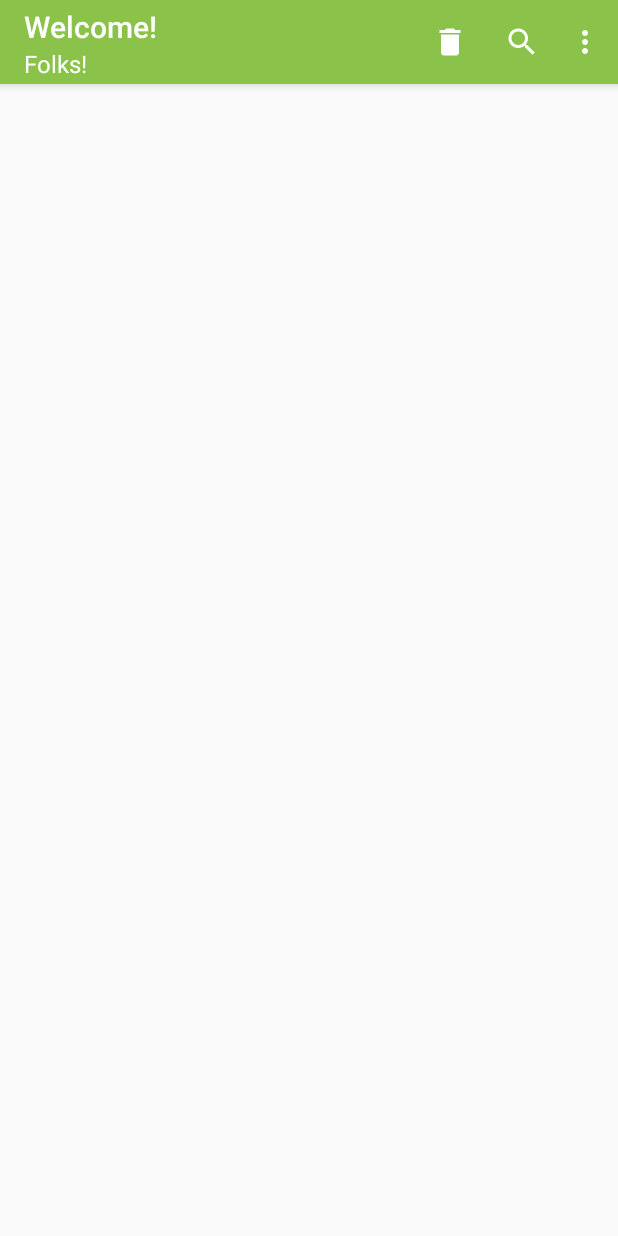
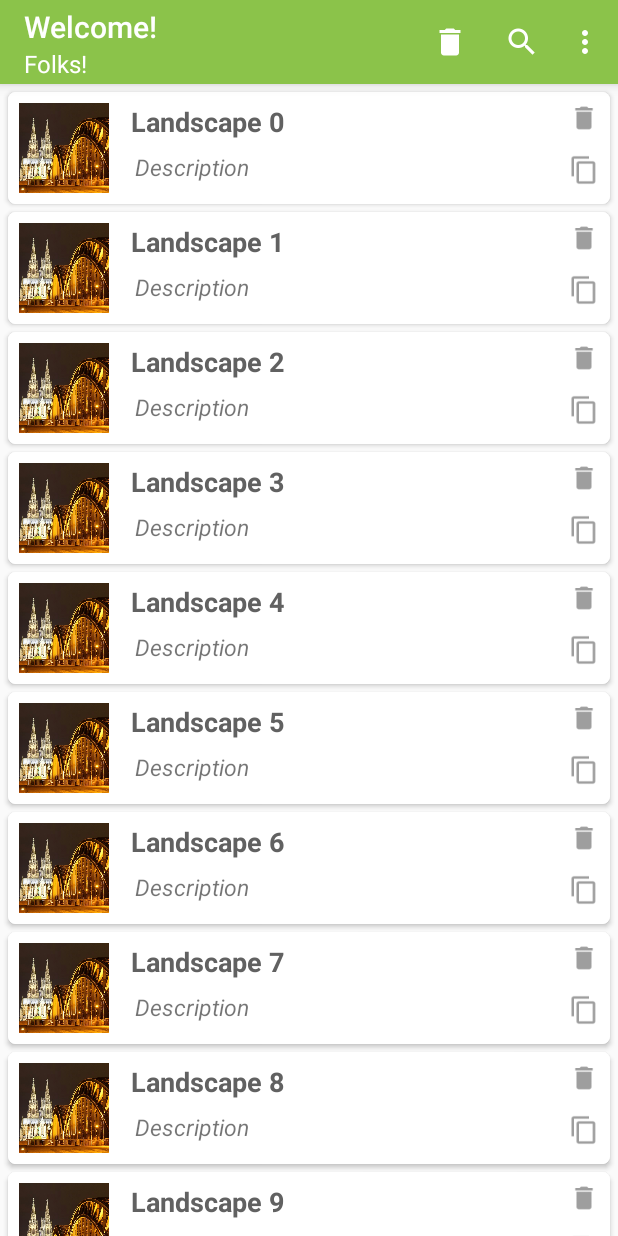
Before and after one commit to josesco5/android-material-design-practice, an Android app: the screen it shows after launch (MainActivity), on a phone screen of 412 x 824 dp. Run offline under Robolectric (Android 15) with nearby library versions, the phone set to English and light mode, and no system bars.

Commit message:
Add RecyclerView and CardView to main activity

```diff
--- a/app/build.gradle
+++ b/app/build.gradle
@@ -22,4 +22,6 @@ android {
 dependencies {
     compile fileTree(dir: 'libs', include: ['*.jar'])
     compile 'com.android.support:appcompat-v7:23.1.1'
+    compile 'com.android.support:recyclerview-v7:23.1.1'
+    compile 'com.android.support:cardview-v7:23.1.1'
 }
--- a/app/src/main/java/com/example/applytheme/MainActivity.java
+++ b/app/src/main/java/com/example/applytheme/MainActivity.java
@@ -2,9 +2,15 @@ package com.example.applytheme;
 
 import android.os.Bundle;
 import android.support.v7.app.AppCompatActivity;
+import android.support.v7.widget.DefaultItemAnimator;
+import android.support.v7.widget.LinearLayoutManager;
+import android.support.v7.widget.RecyclerView;
 import android.support.v7.widget.Toolbar;
 import android.view.MenuItem;
 import android.widget.Toast;
+
+import com.example.applytheme.adapter.RecyclerAdapter;
+import com.example.applytheme.model.Landscape;
 
 public class MainActivity extends AppCompatActivity {
 
@@ -19,6 +25,11 @@ public class MainActivity extends AppCompatActivity {
         toolbar.setTitle("Welcome!");
         toolbar.setSubtitle("Folks!");
 
+        setUpToolbarMenu();
+        setUpRecyclerView();
+    }
+
+    private void setUpToolbarMenu() {
         toolbar.inflateMenu(R.menu.menu_main);
         toolbar.setOnMenuItemClickListener(new Toolbar.OnMenuItemClickListener() {
             @Override
@@ -55,4 +66,17 @@ public class MainActivity extends AppCompatActivity {
             }
         });
     }
+
+    private void setUpRecyclerView() {
+
+        RecyclerView recyclerView = (RecyclerView) findViewById(R.id.recyclerView);
+        RecyclerAdapter adapter = new RecyclerAdapter(this, Landscape.getData());
+        recyclerView.setAdapter(adapter);
+
+        LinearLayoutManager mLinearLayoutManagerVertical = new LinearLayoutManager(this);
+        mLinearLayoutManagerVertical.setOrientation(LinearLayoutManager.VERTICAL);
+        recyclerView.setLayoutManager(mLinearLayoutManagerVertical);
+
+        recyclerView.setItemAnimator(new DefaultItemAnimator());
+    }
 }
--- /dev/null
+++ b/app/src/main/java/com/example/applytheme/adapter/RecyclerAdapter.java
@@ -0,0 +1,74 @@
+package com.example.applytheme.adapter;
+
+import android.content.Context;
+import android.support.v7.widget.RecyclerView;
+import android.util.Log;
+import android.view.LayoutInflater;
+import android.view.View;
+import android.view.ViewGroup;
+import android.widget.ImageView;
+import android.widget.TextView;
+
+import com.example.applytheme.R;
+import com.example.applytheme.model.Landscape;
+
+import java.util.List;
+
+/**
+ * Created by jose on 23/02/16.
+ */
+public class RecyclerAdapter extends RecyclerView.Adapter<RecyclerAdapter.MyViewHolder> {
+
+    private static final String TAG = RecyclerAdapter.class.getSimpleName();
+
+    private List<Landscape> mData;
+    private LayoutInflater mInflater;
+
+    public RecyclerAdapter(Context context, List<Landscape> data) {
+        this.mData = data;
+        this.mInflater = LayoutInflater.from(context);
+    }
+
+    @Override
+    public MyViewHolder onCreateViewHolder(ViewGroup parent, int viewType) {
+        Log.d(TAG, "onCreateViewHolder");
+        View view = mInflater.inflate(R.layout.list_item, parent, false);
+        MyViewHolder holder = new MyViewHolder(view);
+        return holder;
+    }
+
+    @Override
+    public void onBindViewHolder(MyViewHolder holder, int position) {
+        Log.d(TAG, "onBindViewHolder");
+
+        Landscape currentObj = mData.get(position);
+        holder.setData(currentObj, position);
+    }
+
+    @Override
+    public int getItemCount() {
+        return mData.size();
+    }
+
+    class MyViewHolder extends RecyclerView.ViewHolder {
+        TextView title;
+        ImageView imgThumb, imgDelete, imgAdd;
+        int position;
+        Landscape current;
+
+        public MyViewHolder(View itemView) {
+            super(itemView);
+            title = (TextView) itemView.findViewById(R.id.txvTitle);
+            imgThumb = (ImageView) itemView.findViewById(R.id.imgRow);
+            imgDelete = (ImageView) itemView.findViewById(R.id.img_row_delete);
+            imgAdd = (ImageView) itemView.findViewById(R.id.img_row_add);
+        }
+
+        public void setData(Landscape current, int position) {
+            this.title.setText(current.getTitle());
+            this.imgThumb.setImageResource(current.getImageID());
+            this.position = position;
+            this.current = current;
+        }
+    }
+}
--- /dev/null
+++ b/app/src/main/java/com/example/applytheme/model/Landscape.java
@@ -0,0 +1,53 @@
+package com.example.applytheme.model;
+
+import com.example.applytheme.R;
+
+import java.util.ArrayList;
+
+/**
+ * Created by jose on 23/02/16.
+ */
+public class Landscape {
+
+    private int imageID;
+    private String title;
+    private String description;
+
+    public void setImageID(int imageID) {
+        this.imageID = imageID;
+    }
+
+    public void setTitle(String title) {
+        this.title = title;
+    }
+
+    public void setDescription(String description) {
+        this.description = description;
+    }
+
+    public int getImageID() {
+        return imageID;
+    }
+
+    public String getTitle() {
+        return title;
+    }
+
+    public String getDescription() {
+        return description;
+    }
+
+    public static ArrayList<Landscape> getData() {
+        ArrayList<Landscape> dataList = new ArrayList<>();
+
+        for (int i = 0; i < 50; i++) {
+            Landscape landscape = new Landscape();
+            landscape.setTitle("Landscape " + i);
+            landscape.setImageID(R.drawable.thumb_01);
+
+            dataList.add(landscape);
+        }
+
+        return dataList;
+    }
+}
--- a/app/src/main/res/layout/activity_main.xml
+++ b/app/src/main/res/layout/activity_main.xml
@@ -9,4 +9,11 @@
         android:id="@+id/toolbar"
         layout="@layout/toolbar"/>
 
+    <android.support.v7.widget.RecyclerView
+        android:id="@+id/recyclerView"
+        android:layout_width="match_parent"
+        android:layout_height="match_parent">
+
+    </android.support.v7.widget.RecyclerView>
+
 </LinearLayout>
--- /dev/null
+++ b/app/src/main/res/layout/list_item.xml
@@ -0,0 +1,79 @@
+<?xml version="1.0" encoding="utf-8"?>
+<android.support.v7.widget.CardView
+    xmlns:android="http://schemas.android.com/apk/res/android"
+    xmlns:card_view="http://schemas.android.com/apk/res-auto"
+    android:layout_width="match_parent"
+    android:layout_height="wrap_content"
+    android:layout_marginLeft="5dp"
+    android:layout_marginRight="5dp"
+    android:layout_marginTop="5dp"
+    card_view:cardCornerRadius="5dp">
+
+    <LinearLayout
+        android:layout_width="match_parent"
+        android:layout_height="wrap_content"
+        android:background="@android:color/white"
+        android:orientation="horizontal">
+
+        <ImageView
+            android:id="@+id/imgRow"
+            android:layout_width="60dp"
+            android:layout_height="60dp"
+            android:layout_margin="7dp"
+            android:scaleType="centerCrop"
+            android:src="@drawable/thumb_01"/>
+
+        <LinearLayout
+            android:layout_width="0dp"
+            android:layout_height="match_parent"
+            android:layout_weight="1"
+            android:orientation="vertical">
+
+            <TextView
+                android:id="@+id/txvTitle"
+                android:layout_width="wrap_content"
+                android:layout_height="wrap_content"
+                android:layout_margin="7dp"
+                android:text="@string/title"
+                android:textColor="@color/grey_700"
+                android:textSize="18sp"
+                android:textStyle="bold"/>
+
+            <TextView
+                android:id="@+id/tvDescription"
+                android:layout_width="wrap_content"
+                android:layout_height="wrap_content"
+                android:layout_marginLeft="10dp"
+                android:text="@string/description"
+                android:textSize="15sp"
+                android:textStyle="italic"/>
+
+        </LinearLayout>
+
+        <LinearLayout
+            android:layout_width="wrap_content"
+            android:layout_height="wrap_content"
+            android:orientation="vertical">
+
+            <ImageView
+                android:id="@+id/img_row_delete"
+                android:layout_width="20dp"
+                android:layout_height="20dp"
+                android:layout_margin="7dp"
+                android:contentDescription="@string/delete_image"
+                android:src="@drawable/ic_delete"
+                android:tint="@color/grey_500"/>
+
+            <ImageView
+                android:id="@+id/img_row_add"
+                android:layout_width="20dp"
+                android:layout_height="20dp"
+                android:layout_margin="7dp"
+                android:contentDescription="@string/add_image"
+                android:src="@drawable/ic_content_copy"
+                android:tint="@color/grey_500"/>
+        </LinearLayout>
+
+    </LinearLayout>
+
+</android.support.v7.widget.CardView>
--- a/app/src/main/res/values/colors.xml
+++ b/app/src/main/res/values/colors.xml
@@ -3,4 +3,18 @@
     <color name="colorPrimary">#8BC34A</color>
     <color name="colorPrimaryDark">#689F38</color>
     <color name="colorAccent">#FFEB38</color>
+
+    <color name="overflowMenuBg">#fffcfff6</color>
+
+    <!-- Grey Color Shades -->
+    <color name="grey_25">#FDFDFD</color>
+    <color name="grey_50">#FAFAFA</color>
+    <color name="grey_100">#F5F5F5</color>
+    <color name="grey_200">#EEEEEE</color>
+    <color name="grey_300">#E0E0E0</color>
+    <color name="grey_400">#BDBDBD</color>
+    <color name="grey_500">#9E9E9E</color>
+    <color name="grey_600">#757575</color>
+    <color name="grey_700">#616161</color>
+    <color name="grey_800">#424242</color>
 </resources>
--- a/app/src/main/res/values/strings.xml
+++ b/app/src/main/res/values/strings.xml
@@ -2,6 +2,12 @@
     <string name="app_name">Apply Theme</string>
 
     <string name="hello_world">Hello world!</string>
+    <string name="title">Title</string>
+    <string name="description">Description</string>
+
+    <string name="add_image">Add image</string>
+    <string name="delete_image">Delete image</string>
+
     <string name="action_settings">Settings</string>
     <string name="action_delete">Delete</string>
     <string name="action_search">Search</string>
--- a/app/src/main/res/values/styles.xml
+++ b/app/src/main/res/values/styles.xml
@@ -19,8 +19,8 @@
     </style>
 
     <style name="PopupTheme" parent="ThemeOverlay.AppCompat.Light">
-        <item name="android:textColorPrimary">#9E9E9E</item> <!-- Text color of Overflow menu -->
-        <item name="android:background">#fffcfff6</item>     <!-- Background of Overflow menu -->
+        <item name="android:textColorPrimary">@color/grey_500</item> <!-- Text color of Overflow menu -->
+        <item name="android:background">@color/overflowMenuBg</item> <!-- Background of Overflow menu -->
     </style>
 
 </resources>
```
Also changed, not shown: app/src/main/res/drawable-hdpi/ic_content_copy.png (added), app/src/main/res/drawable-hdpi/ic_delete.png (added), app/src/main/res/drawable-hdpi/thumb_01.jpg (added), 1 other file.
